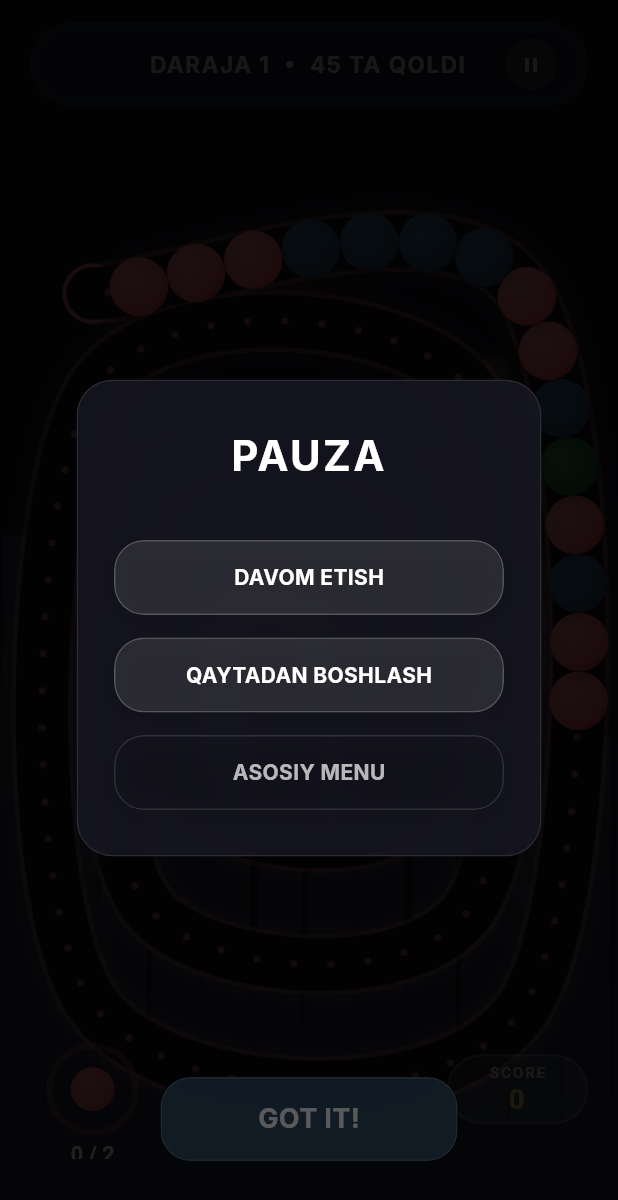
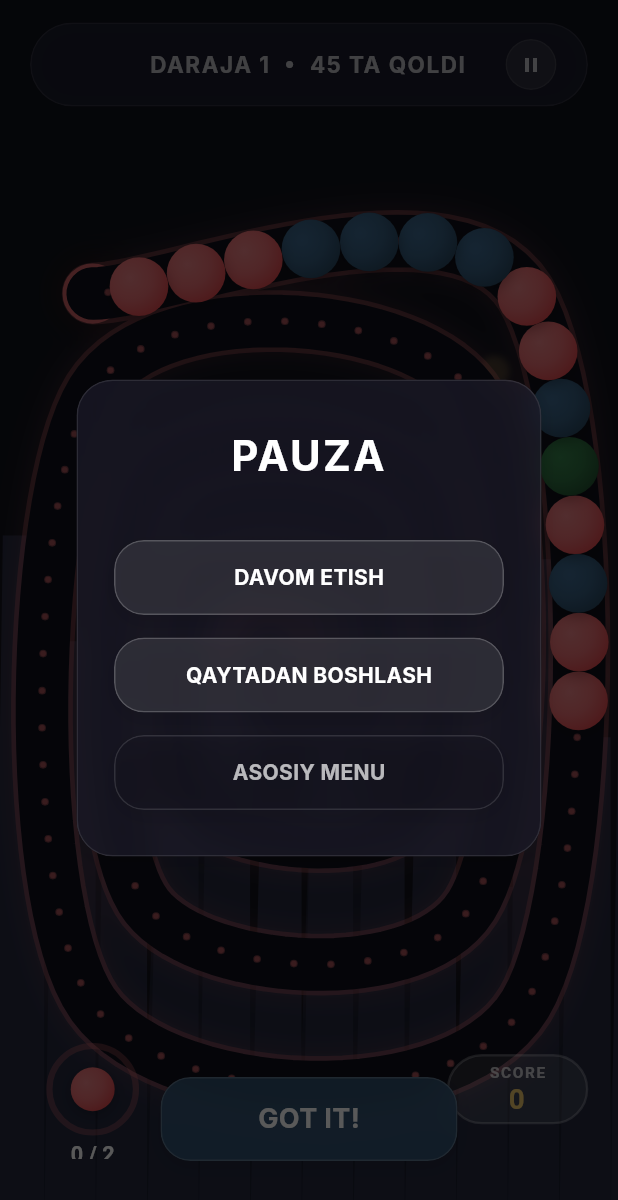
Before and after one commit to abdukhalilovazim/zuma-box-flutter, a Flutter app: the GameScreen screen opened directly, on a phone screen of 412 x 824 dp. Shown: the top 1200 px of the screen. Run offline on Flutter 3.47's test engine with Material 3 defaults, Android fonts, the phone set to English and light mode, and no system bars; our stand-ins replace shared_preferences; accounts and stored records are empty; Roboto replaces fonts that are missing (Inter).

Commit message:
refactor: remove redundant Container wrapper from tutorial overlay stack

```diff
--- a/lib/widgets/hud_widget.dart
+++ b/lib/widgets/hud_widget.dart
@@ -123,9 +123,7 @@ class HudWidget extends StatelessWidget {
         // Tutorial Overlay
         if (controller.isTutorialActive)
           Positioned.fill(
-            child: Container(
-              color: Colors.black.withValues(alpha: 0.65),
-              child: Stack(
+            child: Stack(
                 children: [
                   Positioned(
                     bottom: 50.0,
@@ -152,7 +150,6 @@ class HudWidget extends StatelessWidget {
                 ],
               ),
             ),
-          ),
 
         // 2. Pause Screen Overlay
         if (controller.state == GameState.paused)
```
